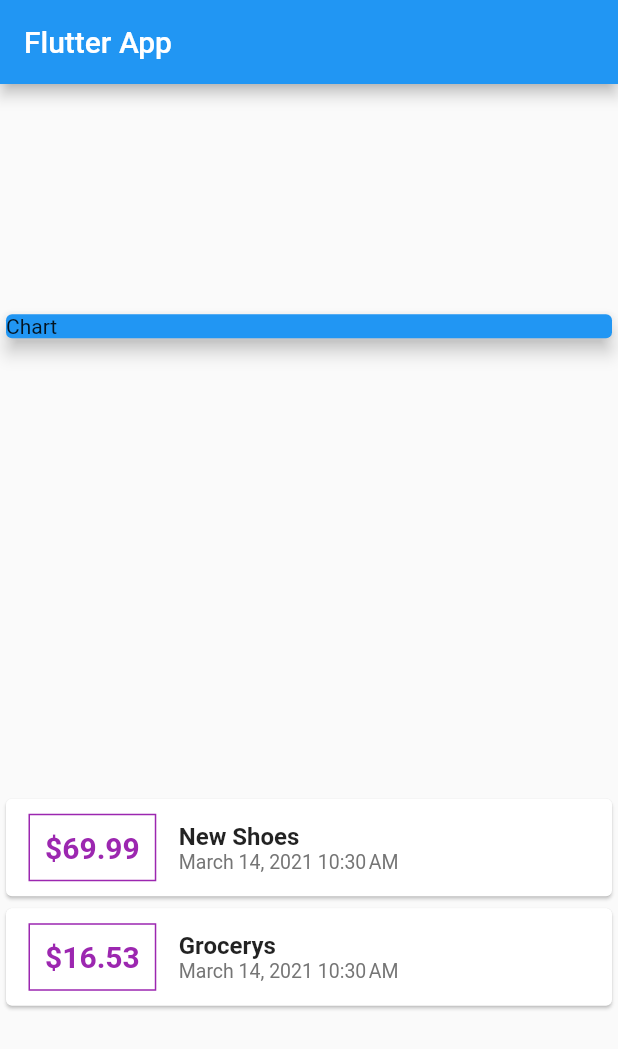
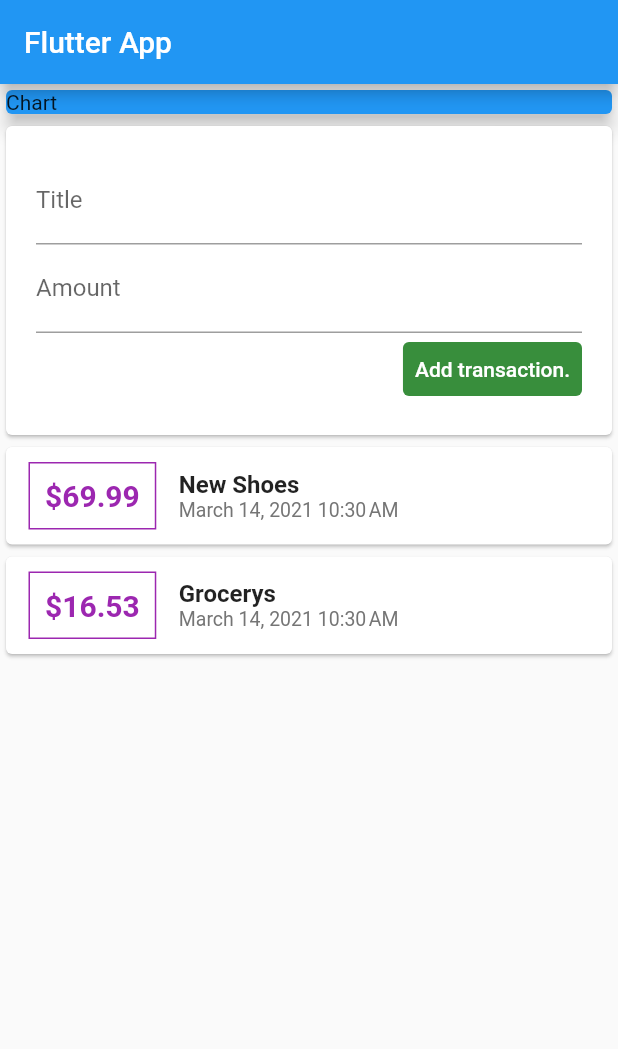
Before and after one commit to serdarsalci/Personal_Expenses_Flutter, a Flutter app: the screen it shows after launch, on a phone screen of 412 x 824 dp. Shown: the top 1049 px of the screen. Run offline on Flutter 3.47's test engine with Material 2 defaults, Android fonts, the phone set to English and light mode, and no system bars.

Commit message:
part 87 -- Splitting the app into widgets

```diff
--- a/lib/main.dart
+++ b/lib/main.dart
@@ -1,6 +1,5 @@
 import 'package:flutter/material.dart';
-import './transaction.dart';
-import 'package:intl/intl.dart';
+import './widgets/user_transactions.dart';
 
 void main() {
   runApp(MyApp());
@@ -21,20 +20,11 @@ class MyApp extends StatelessWidget {
 }
 
 class MyHomePage extends StatelessWidget {
-  final List<Transaction> transactions = [
-    Transaction(
-      id: 't1',
-      title: 'New Shoes',
-      amount: 69.99,
-      date: DateTime.now(),
-    ),
-    Transaction(
-      id: 't2',
-      title: 'Grocerys',
-      amount: 16.53,
-      date: DateTime.now(),
-    )
-  ];
+  // String titleInput;
+  // String amountInput;
+
+  final titleController = TextEditingController();
+  final amountController = TextEditingController();
 
   @override
   Widget build(BuildContext context) {
@@ -43,7 +33,7 @@ class MyHomePage extends StatelessWidget {
           title: Text('Flutter App'),
         ),
         body: Column(
-          mainAxisAlignment: MainAxisAlignment.spaceAround,
+          // mainAxisAlignment: MainAxisAlignment.start,
           crossAxisAlignment: CrossAxisAlignment.center,
           children: <Widget>[
             Container(
@@ -54,54 +44,7 @@ class MyHomePage extends StatelessWidget {
                 color: Colors.blue,
               ),
             ),
-            Column(
-                children: transactions.map((tx) {
-              return Card(
-                child: Row(
-                  children: [
-                    Container(
-                      padding: EdgeInsets.all(10),
-                      margin:
-                          EdgeInsets.symmetric(vertical: 10, horizontal: 15),
-                      decoration: BoxDecoration(
-                        border: Border.all(
-                          color: Colors.purple,
-                          width: 1,
-                        ),
-                      ),
-                      child: Text(
-                        '\$${tx.amount}',
-                        style: TextStyle(
-                          fontWeight: FontWeight.w600,
-                          fontSize: 20,
-                          color: Colors.purple,
-                        ),
-                      ),
-                    ),
-                    Column(
-                      children: [
-                        Text(
-                          tx.title,
-                          style: TextStyle(
-                            fontWeight: FontWeight.w600,
-                            fontSize: 16,
-                          ),
-                        ),
-                        Text(
-                          DateFormat.yMMMMd().add_jm().format(tx.date),
-                          style: TextStyle(
-                            fontSize: 13,
-                            color: Colors.grey[600],
-                          ),
-                        ),
-                      ],
-                      crossAxisAlignment: CrossAxisAlignment.start,
-                      mainAxisAlignment: MainAxisAlignment.spaceBetween,
-                    )
-                  ],
-                ),
-              );
-            }).toList())
+            UserTransactions(),
           ],
         ));
   }
--- /dev/null
+++ b/lib/widgets/new_transaction.dart
@@ -0,0 +1,45 @@
+import 'package:flutter/material.dart';
+
+class NewTransaction extends StatelessWidget {
+  final titleController = TextEditingController();
+  final amountController = TextEditingController();
+  @override
+  Widget build(BuildContext context) {
+    return Card(
+      elevation: 1,
+      child: Container(
+        margin: EdgeInsets.all(10),
+        padding: EdgeInsets.all(10),
+        child: Column(
+          crossAxisAlignment: CrossAxisAlignment.end,
+          children: [
+            TextField(
+              // onChanged: (val) {
+              //   titleInput = val;
+              // },
+              controller: titleController,
+              decoration: InputDecoration(labelText: 'Title'),
+            ),
+            TextField(
+              // onChanged: (val) => amountInput = val,
+              controller: amountController,
+              decoration: InputDecoration(labelText: 'Amount'),
+            ),
+            TextButton(
+                style: ButtonStyle(
+                    backgroundColor:
+                        MaterialStateProperty.all(Colors.green.shade700),
+                    foregroundColor: MaterialStateProperty.all(Colors.white)),
+                onPressed: () {
+                  // print(titleInput);
+                  // print(amountInput);
+                  print(amountController.text);
+                  print(titleController.text);
+                },
+                child: Text('Add transaction.'))
+          ],
+        ),
+      ),
+    );
+  }
+}
--- /dev/null
+++ b/lib/widgets/transaction_list.dart
@@ -0,0 +1,60 @@
+import 'package:flutter/material.dart';
+import '../models/transaction.dart';
+import 'package:intl/intl.dart';
+
+class TransactionList extends StatelessWidget {
+  final List<Transaction> transactions;
+
+  TransactionList({this.transactions});
+
+  @override
+  Widget build(BuildContext context) {
+    return Column(
+        children: transactions.map((tx) {
+      return Card(
+        child: Row(
+          children: [
+            Container(
+              padding: EdgeInsets.all(10),
+              margin: EdgeInsets.symmetric(vertical: 10, horizontal: 15),
+              decoration: BoxDecoration(
+                border: Border.all(
+                  color: Colors.purple,
+                  width: 1,
+                ),
+              ),
+              child: Text(
+                '\$${tx.amount}',
+                style: TextStyle(
+                  fontWeight: FontWeight.w600,
+                  fontSize: 20,
+                  color: Colors.purple,
+                ),
+              ),
+            ),
+            Column(
+              children: [
+                Text(
+                  tx.title,
+                  style: TextStyle(
+                    fontWeight: FontWeight.w600,
+                    fontSize: 16,
+                  ),
+                ),
+                Text(
+                  DateFormat.yMMMMd().add_jm().format(tx.date),
+                  style: TextStyle(
+                    fontSize: 13,
+                    color: Colors.grey[600],
+                  ),
+                ),
+              ],
+              crossAxisAlignment: CrossAxisAlignment.start,
+              mainAxisAlignment: MainAxisAlignment.spaceBetween,
+            )
+          ],
+        ),
+      );
+    }).toList());
+  }
+}
--- /dev/null
+++ b/lib/widgets/user_transactions.dart
@@ -0,0 +1,36 @@
+import 'package:flutter/material.dart';
+import './new_transaction.dart';
+import './transaction_list.dart';
+import '../models/transaction.dart';
+
+class UserTransactions extends StatefulWidget {
+  @override
+  _UserTransactionsState createState() => _UserTransactionsState();
+}
+
+class _UserTransactionsState extends State<UserTransactions> {
+  final List<Transaction> _userTransactions = [
+    Transaction(
+      id: 't1',
+      title: 'New Shoes',
+      amount: 69.99,
+      date: DateTime.now(),
+    ),
+    Transaction(
+      id: 't2',
+      title: 'Grocerys',
+      amount: 16.53,
+      date: DateTime.now(),
+    )
+  ];
+
+  @override
+  Widget build(BuildContext context) {
+    return Column(
+      children: [
+        NewTransaction(),
+        TransactionList(transactions: _userTransactions),
+      ],
+    );
+  }
+}
```
Also changed, not shown: lib/models/transaction.dart (renamed from lib/transaction.dart).
